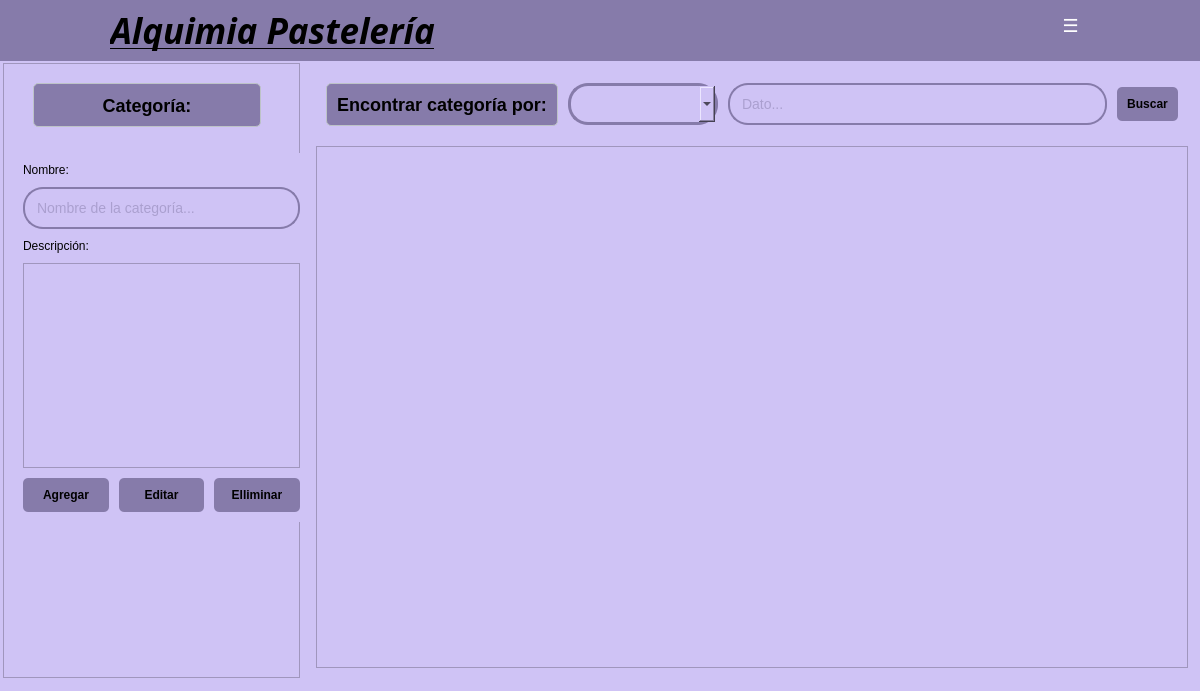
Old version of the form app/view/ui/categoriaView.ui in the repository ErickSanat/POS-PythonQt.
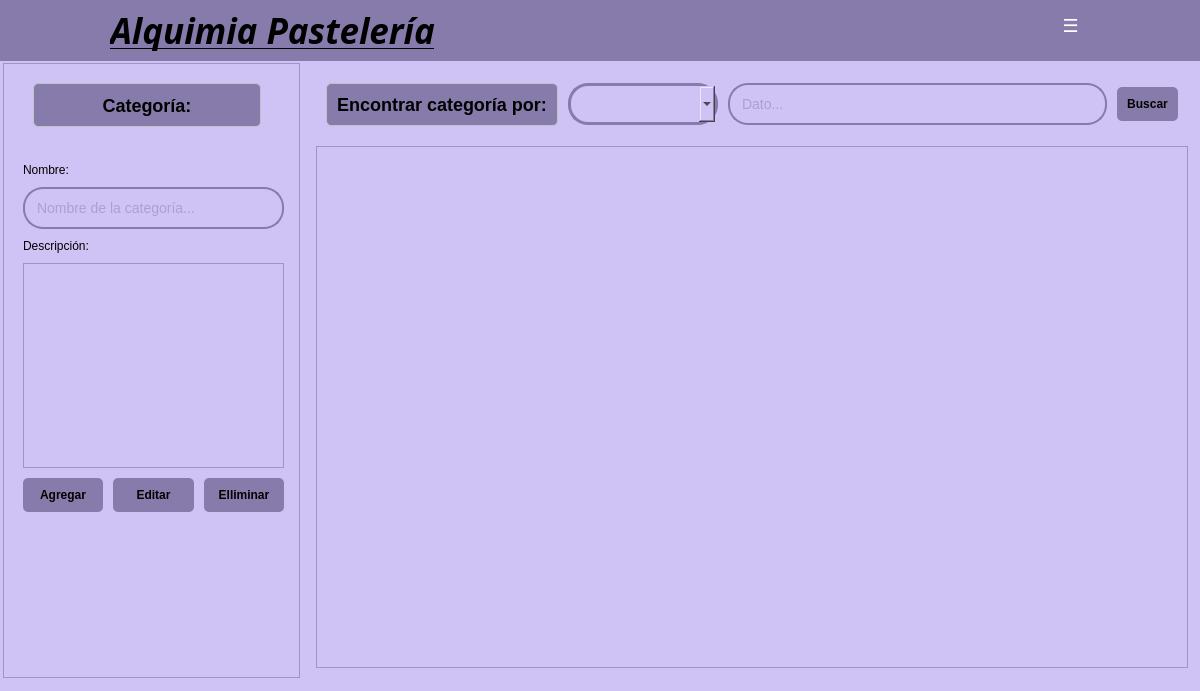
New version of the form. Icons and pictures are not drawn.

Commit message: update: ya funciona categoria

The edit to the form file:
```diff
--- a/app/view/ui/categoriaView.ui
+++ b/app/view/ui/categoriaView.ui
@@ -105,7 +105,7 @@
          <rect>
           <x>10</x>
           <y>90</y>
-          <width>297</width>
+          <width>281</width>
           <height>369</height>
          </rect>
         </property>
```
Left out of the diff: 4 changed lines with no effect on the pictures. The commit also changes 2 other files.
